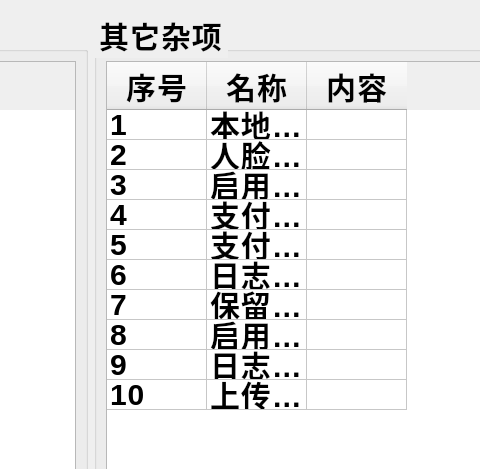
First picture: the form in SSCard_System/Sys_otheroptions.ui, repository leithergit/SSCard_System, before the edit; both pictures show x 403 to 883 and y 0 to 469 of the 988 by 607 pixel window.
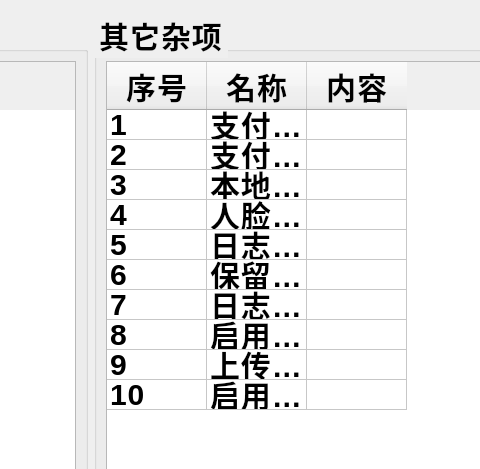
Second picture: the form after the edit.

Patch:
```diff
--- a/SSCard_System/Sys_otheroptions.ui
+++ b/SSCard_System/Sys_otheroptions.ui
@@ -145,7 +145,12 @@
           </item>
           <item row="0" column="1">
            <property name="text">
-            <string>本地数据库</string>
+            <string>支付服务器</string>
+           </property>
+          </item>
+          <item row="0" column="2">
+           <property name="text">
+            <string/>
            </property>
           </item>
           <item row="1" column="0">
@@ -155,7 +160,7 @@
           </item>
           <item row="1" column="1">
            <property name="text">
-            <string>人脸相似度</string>
+            <string>支付服务器端口</string>
            </property>
           </item>
           <item row="2" column="0">
@@ -165,7 +170,12 @@
           </item>
           <item row="2" column="1">
            <property name="text">
-            <string>启用调试</string>
+            <string>本地数据库</string>
+           </property>
+          </item>
+          <item row="2" column="2">
+           <property name="text">
+            <string/>
            </property>
           </item>
           <item row="3" column="0">
@@ -175,7 +185,7 @@
           </item>
           <item row="3" column="1">
            <property name="text">
-            <string>支付服务器</string>
+            <string>人脸相似度</string>
            </property>
           </item>
           <item row="3" column="2">
@@ -190,7 +200,7 @@
           </item>
           <item row="4" column="1">
            <property name="text">
-            <string>支付服务器端口</string>
+            <string>日志保存天数</string>
            </property>
           </item>
           <item row="4" column="2">
@@ -205,7 +215,7 @@
           </item>
           <item row="5" column="1">
            <property name="text">
-            <string>日志保存天数</string>
+            <string>保留磁盘空间(GB)</string>
            </property>
           </item>
           <item row="6" column="0">
@@ -215,7 +225,12 @@
           </item>
           <item row="6" column="1">
            <property name="text">
-            <string>保留磁盘空间(GB)</string>
+            <string>日志上传地址</string>
+           </property>
+          </item>
+          <item row="6" column="2">
+           <property name="text">
+            <string/>
            </property>
           </item>
           <item row="7" column="0">
@@ -235,7 +250,7 @@
           </item>
           <item row="8" column="1">
            <property name="text">
-            <string>日志上传地址</string>
+            <string>上传后删除日志</string>
            </property>
           </item>
           <item row="9" column="0">
@@ -245,7 +260,7 @@
           </item>
           <item row="9" column="1">
            <property name="text">
-            <string>上传后删除日志</string>
+            <string>启用调试</string>
            </property>
           </item>
          </widget>
```
